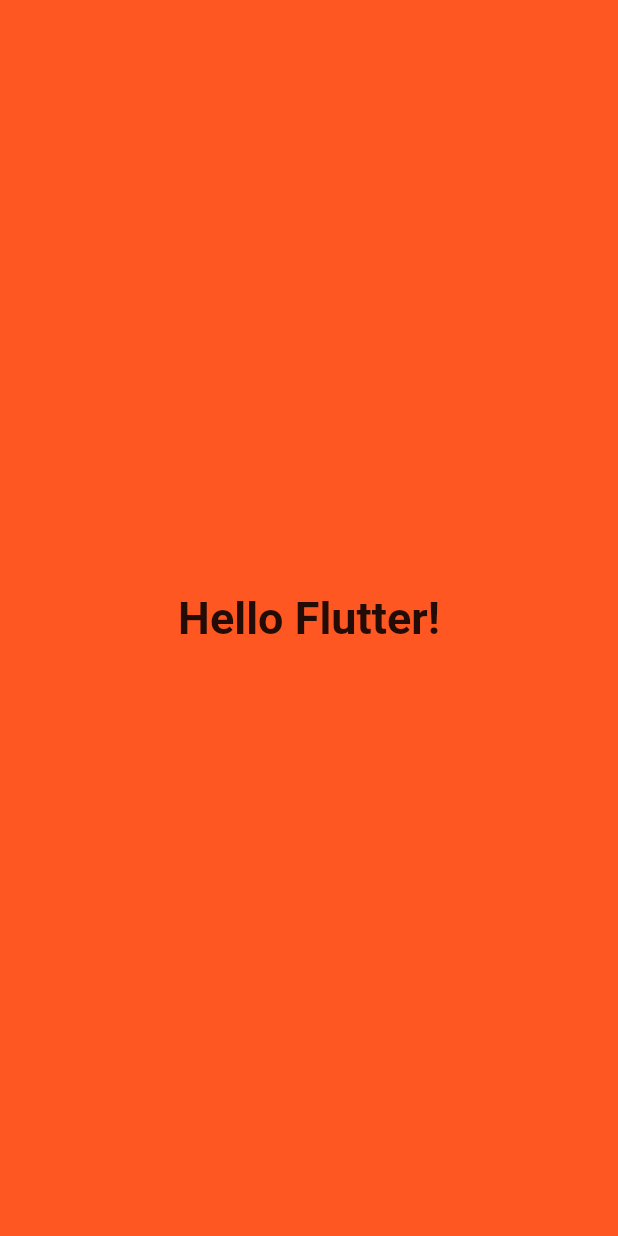
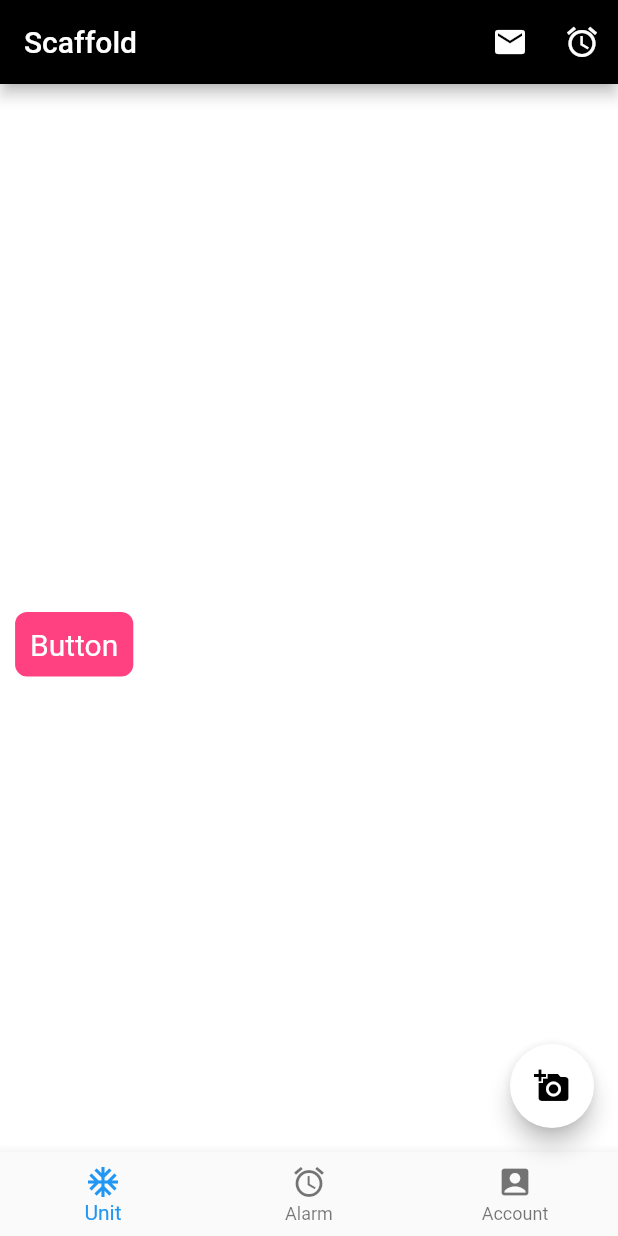
Before and after one commit to sujancse5bu/flutter_practice, a Flutter app: the screen it shows after launch, on a phone screen of 412 x 824 dp. Run offline on Flutter 3.47's test engine with Material 2 defaults, Android fonts, the phone set to English and light mode, and no system bars; missing offline and left inert: dart:ffi.

Commit message:
flutter fundamentals

```diff
--- a/lib/main.dart
+++ b/lib/main.dart
@@ -2,5 +2,17 @@ import 'package:flutter/material.dart';
 import 'package:flutter_practice/ui/home.dart';
 
 void main() {
-  runApp(const Home());
+  // runApp(const Home());
+  runApp(MaterialApp(
+    home: const ScaffoldExample(),
+    theme: ThemeData(
+      textTheme: const TextTheme(
+        bodyText1: TextStyle(color: Colors.white),
+        bodyText2: TextStyle(),
+      ).apply(
+        bodyColor: Colors.white,
+        displayColor: Colors.blue,
+      ),
+    ),
+  ));
 }
--- a/lib/ui/home.dart
+++ b/lib/ui/home.dart
@@ -1,20 +1,111 @@
+import 'dart:ffi';
+
 import 'package:flutter/material.dart';
+
+class ScaffoldExample extends StatelessWidget {
+  const ScaffoldExample({Key? key}) : super(key: key);
+
+  @override
+  Widget build(BuildContext context) {
+    _tapEmail() {
+      debugPrint('Email Tapped');
+    }
+
+    return Scaffold(
+      appBar: AppBar(
+        title: const Text('Scaffold'),
+        centerTitle: false,
+        backgroundColor: Colors.black,
+        actions: <Widget>[
+          IconButton(
+              onPressed: _tapEmail,
+              icon: const Icon(
+                Icons.email,
+                color: Colors.white,
+              )),
+          const IconButton(
+              onPressed: null,
+              icon: Icon(
+                Icons.alarm,
+                color: Colors.white,
+              ))
+        ],
+      ),
+      bottomNavigationBar: BottomNavigationBar(
+        items: const [
+          BottomNavigationBarItem(icon: Icon(Icons.ac_unit), label: 'Unit'),
+          BottomNavigationBarItem(icon: Icon(Icons.alarm), label: 'Alarm'),
+          BottomNavigationBarItem(
+              icon: Icon(Icons.account_box), label: 'Account'),
+        ],
+        onTap: (int index) => debugPrint('Tapped item: $index'),
+      ),
+      floatingActionButton: FloatingActionButton(
+        onPressed: () => debugPrint('Hello from Floating button'),
+        backgroundColor: Colors.white,
+        child: Icon(Icons.add_a_photo, color: Colors.black),
+      ),
+      backgroundColor: Colors.white24,
+      body: Container(
+        child: Column(
+          mainAxisAlignment: MainAxisAlignment.center,
+          children: const <Widget>[
+            InkWell(
+              child: Text(
+                'Tap Me',
+                style: TextStyle(fontSize: 30),
+              ),
+              onTap: null,
+            ),
+            CustomButton()
+          ],
+        ),
+      ),
+    );
+  }
+}
+
+class CustomButton extends StatelessWidget {
+  const CustomButton({Key? key}) : super(key: key);
+
+  @override
+  Widget build(BuildContext context) {
+    return GestureDetector(
+      onTap: () {
+        debugPrint('Button pressed');
+        const snakbar = SnackBar(
+            content: Text(
+              'Hello from SnackBar',
+            ),
+            duration: Duration(seconds: 2));
+        Scaffold.of(context).showSnackBar(snakbar);
+      },
+      child: Container(
+        padding: const EdgeInsets.all(10.0),
+        decoration: BoxDecoration(
+            color: Colors.pinkAccent, borderRadius: BorderRadius.circular(8.0)),
+        child: const Text(
+          'Button',
+          style: TextStyle(fontSize: 20),
+        ),
+      ),
+    );
+  }
+}
+
 class Home extends StatelessWidget {
-  const Home({ Key? key }) : super(key: key);
+  const Home({Key? key}) : super(key: key);
 
   @override
   Widget build(BuildContext context) {
     return const Material(
       color: Colors.deepOrange,
-      child: Center(child: Text(
+      child: Center(
+          child: Text(
         'Hello Flutter!',
         textDirection: TextDirection.ltr,
-        style: TextStyle(
-          fontWeight: FontWeight.bold,
-          fontSize: 30
-        ),
+        style: TextStyle(fontWeight: FontWeight.bold, fontSize: 30),
       )),
-
     );
     // return const Center(
     //   child: Text('Hello flutter', textDirection: TextDirection.ltr,)
```
